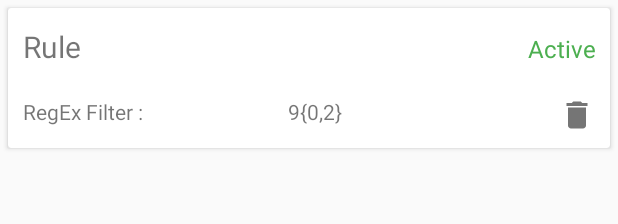
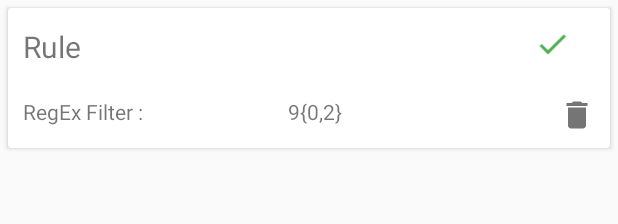
Before and after one commit to skvrahul/ReXBlock, an Android app: the layout item_rule.xml on its own in the app's theme, with its tools: preview values and no code run, on a phone screen of 412 x 824 dp. Shown: the top 224 px of the screen. Run offline under Robolectric (Android 15) with nearby library versions, the phone set to English and light mode, and no system bars.

Commit message:
Implements the Active/Deactive functionality and adds a few screenshots

```diff
--- /dev/null
+++ b/app/src/main/res/drawable/ic_check_green_24dp.xml
@@ -0,0 +1,9 @@
+<vector xmlns:android="http://schemas.android.com/apk/res/android"
+        android:width="24dp"
+        android:height="24dp"
+        android:viewportWidth="24.0"
+        android:viewportHeight="24.0">
+    <path
+        android:fillColor="#FF4caf50"
+        android:pathData="M9,16.17L4.83,12l-1.42,1.41L9,19 21,7l-1.41,-1.41z"/>
+</vector>
--- a/app/src/main/res/layout/item_rule.xml
+++ b/app/src/main/res/layout/item_rule.xml
@@ -21,19 +21,22 @@
                 android:id="@+id/regex_name_text_view"
                 android:layout_width="wrap_content"
                 android:layout_height="wrap_content"
-                android:layout_weight="1"
+                android:layout_weight="1.8"
                 android:text="Rule"
                 android:textSize="20dp"
                 />
-            <TextView
-                android:id="@+id/regex_rule_active_text_view"
-                android:layout_width="wrap_content"
-                android:layout_height="wrap_content"
-                android:layout_weight="1"
-                android:text="Active"
-                android:textSize="16dp"
-                android:textColor="@color/green"
-                android:gravity="end"
+
+
+
+            <ImageView
+                android:id="@+id/regex_rule_active_image_view"
+                android:layout_height="24dp"
+                android:layout_width="24dp"
+                android:layout_weight="0.2"
+                android:src="@drawable/ic_check_green_24dp"
+                android:layout_gravity="end"
+                android:clickable="true"
+                android:tag="ACTIVE"
                 />
         </LinearLayout>
         <LinearLayout
```
Also changed, not shown: app/src/main/java/com/skvrahul/rexblock/MainActivity.java (+29 -1 lines), app/src/main/java/com/skvrahul/rexblock/RulesAdapter.java (+31 -7 lines), app/src/main/res/drawable/ic_cross_red_24dp.xml (added, +9 -0 lines), 4 other files.
